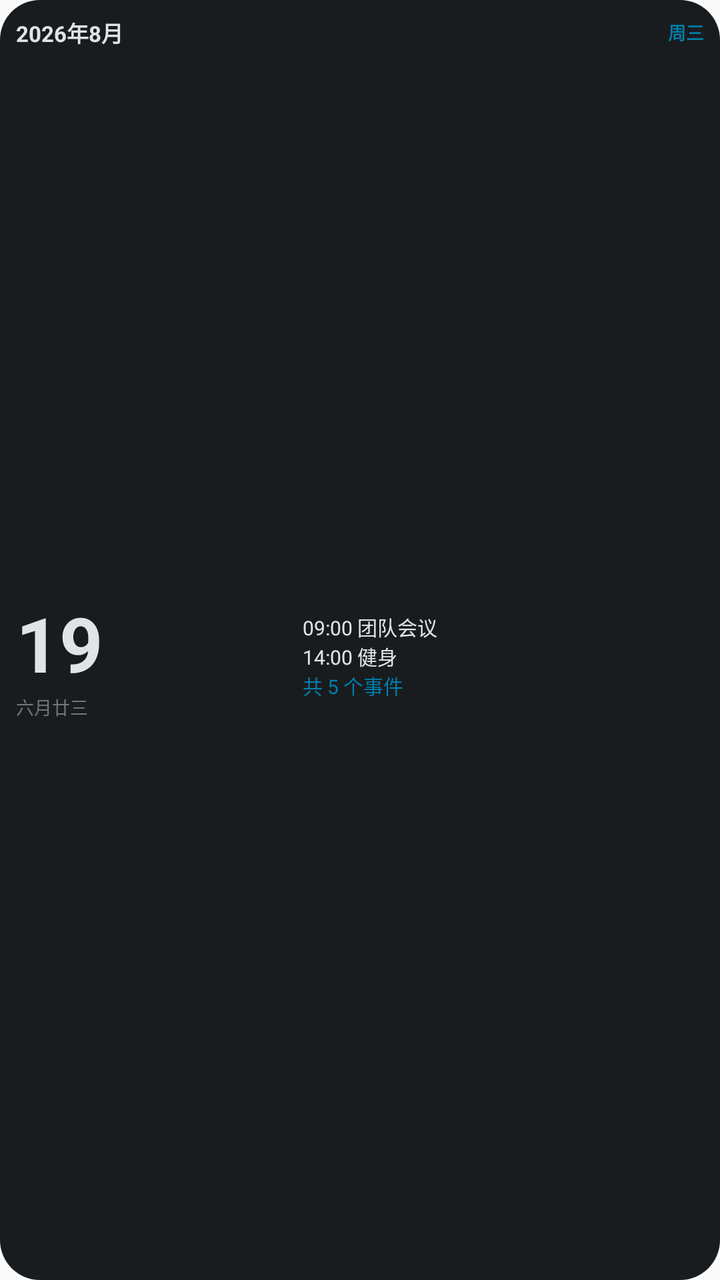
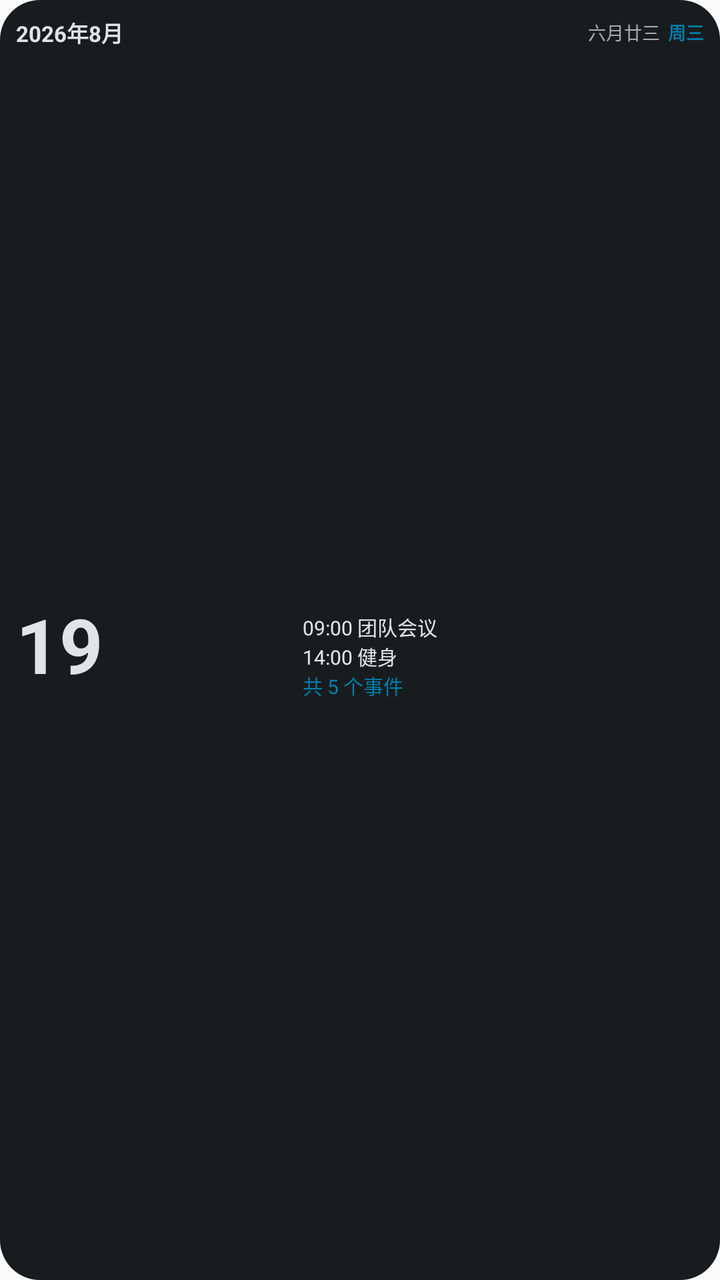

Screens rendered from an Android XML layout before and after an edit, with the pre-edit source and the edit as a unified diff.
<!-- AndroidManifest.xml: application theme Theme.Md3Calendar -->
<!-- res/layout/widget_2x1_day.xml -->
<?xml version="1.0" encoding="utf-8"?>
<LinearLayout xmlns:android="http://schemas.android.com/apk/res/android"
    android:id="@+id/widget_root"
    android:layout_width="match_parent"
    android:layout_height="match_parent"
    android:background="@drawable/widget_bg_card"
    android:orientation="vertical"
    android:padding="8dp">

    
    <LinearLayout
        android:layout_width="match_parent"
        android:layout_height="wrap_content"
        android:orientation="horizontal"
        android:gravity="center_vertical">

        <TextView
            android:id="@+id/widget_title"
            android:layout_width="0dp"
            android:layout_height="wrap_content"
            android:layout_weight="1"
            android:text="2026年8月"
            android:textColor="@color/widget_text_primary"
            android:textSize="11sp"
            android:textStyle="bold" />

        <TextView
            android:id="@+id/widget_weekday"
            android:layout_width="wrap_content"
            android:layout_height="wrap_content"
            android:text="周三"
            android:textColor="@color/widget_accent_text"
            android:textSize="9sp"
            android:textStyle="bold" />
    </LinearLayout>

    
    <LinearLayout
        android:layout_width="match_parent"
        android:layout_height="0dp"
        android:layout_weight="1"
        android:orientation="horizontal">

        <LinearLayout
            android:layout_width="0dp"
            android:layout_height="match_parent"
            android:layout_weight="5"
            android:gravity="center_vertical"
            android:orientation="vertical">

            <TextView
                android:id="@+id/widget_day"
                android:layout_width="wrap_content"
                android:layout_height="wrap_content"
                android:gravity="center"
                android:text="19"
                android:textColor="@color/widget_text_primary"
                android:textSize="38sp"
                android:textStyle="bold" />

            <LinearLayout
                android:layout_width="wrap_content"
                android:layout_height="wrap_content"
                android:orientation="horizontal">

                <TextView
                    android:id="@+id/widget_lunar"
                    android:layout_width="wrap_content"
                    android:layout_height="wrap_content"
                    android:text="六月廿三"
                    android:textColor="@color/widget_text_dim"
                    android:textSize="9sp" />

                <TextView
                    android:id="@+id/widget_workday"
                    android:layout_width="wrap_content"
                    android:layout_height="wrap_content"
                    android:layout_marginStart="4dp"
                    android:text=""
                    android:textColor="@color/widget_accent_text"
                    android:textSize="9sp"
                    android:textStyle="bold" />
            </LinearLayout>
        </LinearLayout>

        
        <LinearLayout
            android:layout_width="0dp"
            android:layout_height="match_parent"
            android:layout_weight="7"
            android:gravity="center_vertical|end"
            android:orientation="vertical">

            <TextView
                android:id="@+id/widget_event1"
                android:layout_width="match_parent"
                android:layout_height="wrap_content"
                android:ellipsize="end"
                android:singleLine="true"
                android:text="09:00 团队会议"
                android:textColor="@color/widget_text_primary"
                android:textSize="10sp" />

            <TextView
                android:id="@+id/widget_event2"
                android:layout_width="match_parent"
                android:layout_height="wrap_content"
                android:ellipsize="end"
                android:singleLine="true"
                android:text="14:00 健身"
                android:textColor="@color/widget_text_primary"
                android:textSize="10sp" />

            <TextView
                android:id="@+id/widget_event_more"
                android:layout_width="match_parent"
                android:layout_height="wrap_content"
                android:text="共 5 个事件"
                android:textColor="@color/widget_accent_text"
                android:textSize="10sp" />
        </LinearLayout>
    </LinearLayout>
</LinearLayout>
<!-- resources referenced by this layout -->
<resources>
  <color name="widget_accent_text">#FFE8B84B</color>
  <color name="widget_text_dim">#FF8A868F</color>
  <color name="widget_text_primary">#FFE6E0E9</color>
  <!-- drawable widget_bg_card (drawable) -->
  <?xml version="1.0" encoding="utf-8"?>
  <shape xmlns:android="http://schemas.android.com/apk/res/android"
      android:shape="rectangle">
      <corners android:radius="20dp" />
      <solid android:color="@color/widget_card_bg" />
  </shape>
  <style name="Theme.Md3Calendar" parent="android:Theme.Material.Light.NoActionBar" />
  <color name="widget_card_bg">#FF1C1B1F</color>
</resources>

<!-- the commit's change to res/layout/widget_2x1_day.xml (unified diff, before → after) -->
@@ -19,15 +19,26 @@
             android:layout_width="0dp"
             android:layout_height="wrap_content"
             android:layout_weight="1"
+            android:ellipsize="end"
+            android:singleLine="true"
             android:text="2026年8月"
             android:textColor="@color/widget_text_primary"
             android:textSize="11sp"
             android:textStyle="bold" />
 
         <TextView
+            android:id="@+id/widget_lunar"
+            android:layout_width="wrap_content"
+            android:layout_height="wrap_content"
+            android:text="六月廿三"
+            android:textColor="@color/widget_text_secondary"
+            android:textSize="9sp" />
+
+        <TextView
             android:id="@+id/widget_weekday"
             android:layout_width="wrap_content"
             android:layout_height="wrap_content"
+            android:layout_marginStart="4dp"
             android:text="周三"
             android:textColor="@color/widget_accent_text"
             android:textSize="9sp"
@@ -64,18 +75,9 @@
                 android:orientation="horizontal">
 
                 <TextView
-                    android:id="@+id/widget_lunar"
-                    android:layout_width="wrap_content"
-                    android:layout_height="wrap_content"
-                    android:text="六月廿三"
-                    android:textColor="@color/widget_text_dim"
-                    android:textSize="9sp" />
-
-                <TextView
                     android:id="@+id/widget_workday"
                     android:layout_width="wrap_content"
                     android:layout_height="wrap_content"
-                    android:layout_marginStart="4dp"
                     android:text=""
                     android:textColor="@color/widget_accent_text"
                     android:textSize="9sp"
<!-- resource entries referenced after the edit -->
@@ -1,8 +1,8 @@
 <!-- resources referenced by this layout -->
 <resources>
   <color name="widget_accent_text">#FFE8B84B</color>
-  <color name="widget_text_dim">#FF8A868F</color>
   <color name="widget_text_primary">#FFE6E0E9</color>
+  <color name="widget_text_secondary">#FFB3AFB8</color>
   <!-- drawable widget_bg_card (drawable) -->
   <?xml version="1.0" encoding="utf-8"?>
   <shape xmlns:android="http://schemas.android.com/apk/res/android"
